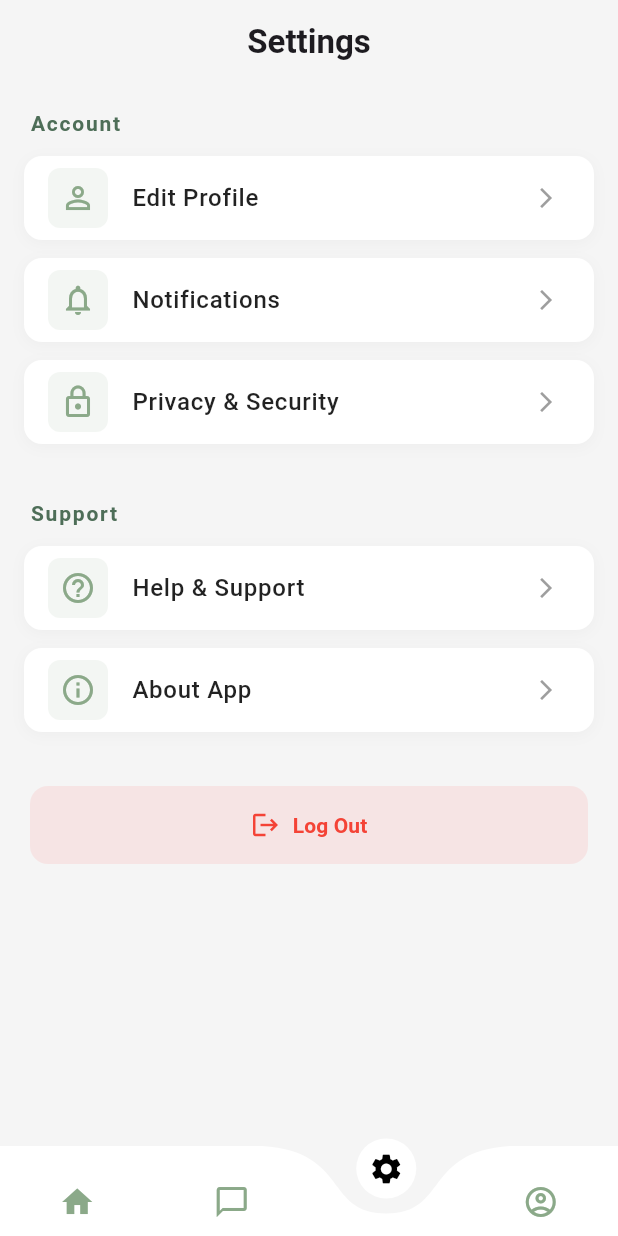
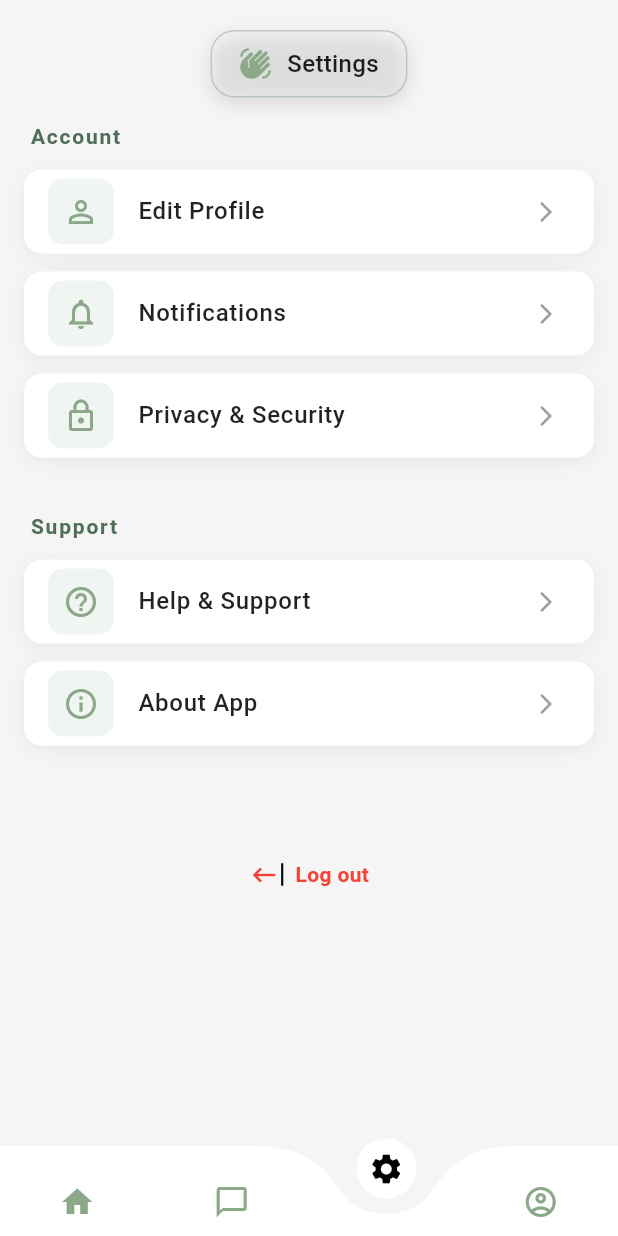
Before and after one commit to DanishR07/NeuraPath, a Flutter app: the StudentHomeScreen screen opened by its route, item 3 of the bottom bar chosen, on a phone screen of 412 x 824 dp. Run offline on Flutter 3.47's test engine with Material 3 defaults, Android fonts, the phone set to English and light mode, and no system bars; drawn by our look-alikes of curved_navigation_bar; our stand-ins replace cloud_firestore, file_picker, firebase_auth, firebase_core, flutter_markdown, get and 4 more; missing offline and left inert: mailer, read_pdf_text; accounts and stored records are empty.

Commit message:
UI chnages

```diff
--- a/lib/ui/common_screens/view_models/settings_view_model.dart
+++ b/lib/ui/common_screens/view_models/settings_view_model.dart
@@ -34,19 +34,11 @@ class SettingsViewModel extends GetxController {
     Get.to(() => AboutAppScreen());
   }
 
-  void logout() {
-    Get.defaultDialog(
-      title: "Logout",
-      middleText: "Are you sure you want to log out?",
-      textConfirm: "Yes",
-      textCancel: "No",
-      confirmTextColor: Colors.white,
-      buttonColor: Colors.redAccent,
-      onConfirm: () async {
+  Future logout() async {
     try {
       await _authRepository.logout();
-          Get.back(); // Close dialog
       Get.offAllNamed("/login_screen");
+
       Get.snackbar(
         "Success",
         "Logged out successfully",
@@ -54,7 +46,6 @@ class SettingsViewModel extends GetxController {
         colorText: Colors.white,
       );
     } catch (e) {
-          Get.back(); // Close dialog
       Get.snackbar(
         "Error",
         "Failed to logout: $e",
@@ -62,10 +53,5 @@ class SettingsViewModel extends GetxController {
         colorText: Colors.white,
       );
     }
-      },
-      onCancel: () {
-        // Dialog dismissed automatically
-      },
-    );
   }
 }
--- a/lib/ui/common_screens/views/settings_screen.dart
+++ b/lib/ui/common_screens/views/settings_screen.dart
@@ -1,5 +1,7 @@
 import 'package:flutter/material.dart';
 import 'package:get/get.dart';
+import '../../custom_widgets/build_section_header.dart';
+import '../../custom_widgets/build_setting_tile.dart';
 import '../view_models/settings_view_model.dart';
 
 class SettingsScreen extends StatelessWidget {
@@ -8,137 +10,129 @@ class SettingsScreen extends StatelessWidget {
   @override
   Widget build(BuildContext context) {
     return Scaffold(
-      backgroundColor: Theme.of(context).scaffoldBackgroundColor,
-      appBar: AppBar(
-        title: Text(
+      body: Padding(
+        padding: const EdgeInsets.only(top: 20.0),
+        child: Column(
+          children: [
+            Container(
+              padding: const EdgeInsets.symmetric(
+                horizontal: 18,
+                vertical: 10,
+              ),
+              decoration: BoxDecoration(
+                color: Colors.white.withOpacity(0.15),
+                borderRadius: BorderRadius.circular(16),
+                border: Border.all(color: Color(0xFF8BA989).withOpacity(.5)),
+                boxShadow: const [
+                  BoxShadow(
+                    color: Colors.black12,
+                    blurRadius: 10,
+                    offset: Offset(0, 4),
+                  ),
+                ],
+              ),
+              child: Row(
+                mainAxisSize: MainAxisSize.min,
+                children: [
+                  const Icon(
+                    Icons.waving_hand,
+                    color: Color(0xFF8BA989),
+                    size: 22,
+                  ),
+                  const SizedBox(width: 10),
+                  const Text(
                     "Settings",
                     style: TextStyle(
-              color: Theme.of(context).textTheme.bodyLarge?.color,
-              fontWeight: FontWeight.bold),
+                      fontSize: 16,
+                      fontWeight: FontWeight.w500,
+                      color: Colors.black87,
                     ),
-        backgroundColor: Theme.of(context).appBarTheme.backgroundColor,
-        elevation: 0,
-        centerTitle: true,
-        automaticallyImplyLeading: false,
                   ),
-      body: ListView(
+                ],
+              ),
+            ),
+            Expanded(
+              child: ListView(
                 padding: const EdgeInsets.all(16),
                 children: [
-          _buildSectionHeader("Account"),
-          _buildSettingsTile(
+                  buildSectionHeader("Account"),
+                  buildSettingsTile(
                     icon: Icons.person_outline,
                     title: "Edit Profile",
                     onTap: () => _viewModel.navigateToEditProfile(),
                   ),
-          _buildSettingsTile(
+                  buildSettingsTile(
                     icon: Icons.notifications_outlined,
                     title: "Notifications",
                     onTap: () => _viewModel.navigateToNotifications(),
                   ),
-          _buildSettingsTile(
+                  buildSettingsTile(
                     icon: Icons.lock_outline,
                     title: "Privacy & Security",
                     onTap: () => _viewModel.navigateToPrivacySecurity(),
                   ),
                   const SizedBox(height: 24),
-          _buildSectionHeader("Support"),
-          _buildSettingsTile(
+                  buildSectionHeader("Support"),
+                  buildSettingsTile(
                     icon: Icons.help_outline,
                     title: "Help & Support",
                     onTap: () => _viewModel.navigateToHelpSupport(),
                   ),
-          _buildSettingsTile(
+                  buildSettingsTile(
                     icon: Icons.info_outline,
                     title: "About App",
                     onTap: () => _viewModel.navigateToAboutApp(),
                   ),
-          const SizedBox(height: 24),
-          _buildLogoutButton(),
+                  const SizedBox(height: 64),
+                  Padding(
+                    padding: const EdgeInsets.symmetric(horizontal: 4),
+                    child: GestureDetector(
+                      onTap: () {
+                        Get.dialog(
+                          AlertDialog(
+                            title: Text('Confirm logout!'),
+                            content: Text('Are you sure you want to logout?'),
+                            actions: [
+                              TextButton(
+                                onPressed: () {
+                                  Get.back();
+                                },
+                                child: Text('No'),
+                              ),
+                              TextButton(
+                                onPressed: () async {
+                                  await _viewModel.logout();
+                                },
+                                child: Text(
+                                  'Yes',
+                                  style: TextStyle(color: Colors.red),
+                                ),
+                              ),
                             ],
                           ),
                         );
-  }
-
-  Widget _buildSectionHeader(String title) {
-    return Padding(
-      padding: const EdgeInsets.only(bottom: 12, left: 4),
-      child: Text(
-        title,
-        style: const TextStyle(
-          fontSize: 14,
-          fontWeight: FontWeight.bold,
-          color: Color(0xFF4E6E58),
-          letterSpacing: 1.2,
+                      },
+                      child: Row(
+                        mainAxisAlignment: MainAxisAlignment.center,
+                        children: [
+                          Icon(Icons.keyboard_backspace, size: 20,color: Colors.red,),
+                          SizedBox(width: 1.5),
+                          Container(
+                            width: 1.4,
+                            height: 15,
+                            color: Colors.black,
                           ),
-      ),
-    );
-  }
-
-  Widget _buildSettingsTile({
-    required IconData icon,
-    required String title,
-    required VoidCallback onTap,
-  }) {
-    return Container(
-      margin: const EdgeInsets.only(bottom: 12),
-      decoration: BoxDecoration(
-        color: Get.isDarkMode ? Colors.grey[800] : Colors.white,
-        borderRadius: BorderRadius.circular(12),
-        boxShadow: [
-          BoxShadow(
-            color: Colors.black.withOpacity(0.03),
-            blurRadius: 8,
-            offset: const Offset(0, 2),
+                          SizedBox(width: 8),
+                          Text(
+                            "Log out",
+                            style: TextStyle(fontWeight: FontWeight.bold,color: Colors.red),
                           ),
                         ],
                       ),
-      child: ListTile(
-        leading: Container(
-          padding: const EdgeInsets.all(8),
-          decoration: BoxDecoration(
-            color: const Color(0xFF8BA989).withOpacity(0.1),
-            borderRadius: BorderRadius.circular(8),
-          ),
-          child: Icon(icon, color: const Color(0xFF8BA989)),
-        ),
-        title: Text(
-          title,
-          style: TextStyle(
-            fontWeight: FontWeight.w500,
-            color: Get.isDarkMode ? Colors.white : Colors.black87,
                     ),
                   ),
-        trailing: const Icon(Icons.arrow_forward_ios, size: 16, color: Colors.grey),
-        onTap: onTap,
-        shape: RoundedRectangleBorder(borderRadius: BorderRadius.circular(12)),
+                ],
               ),
-    );
-  }
-
-
-
-  Widget _buildLogoutButton() {
-    return Padding(
-      padding: const EdgeInsets.symmetric(horizontal: 4),
-      child: ElevatedButton(
-        onPressed: () => _viewModel.logout(),
-        style: ElevatedButton.styleFrom(
-          backgroundColor: Colors.redAccent.withOpacity(0.1),
-          foregroundColor: Colors.red,
-          elevation: 0,
-          padding: const EdgeInsets.symmetric(vertical: 16),
-          shape: RoundedRectangleBorder(
-            borderRadius: BorderRadius.circular(12),
-          ),
-        ),
-        child: const Row(
-          mainAxisAlignment: MainAxisAlignment.center,
-          children: [
-            Icon(Icons.logout, size: 20),
-            SizedBox(width: 8),
-            Text(
-              "Log Out",
-              style: TextStyle(fontWeight: FontWeight.bold),
             ),
           ],
         ),
--- /dev/null
+++ b/lib/ui/custom_widgets/build_section_header.dart
@@ -0,0 +1,16 @@
+import 'package:flutter/material.dart';
+
+Widget buildSectionHeader(String title) {
+  return Padding(
+    padding: const EdgeInsets.only(bottom: 12, left: 4),
+    child: Text(
+      title,
+      style: const TextStyle(
+        fontSize: 14,
+        fontWeight: FontWeight.bold,
+        color: Color(0xFF4E6E58),
+        letterSpacing: 1.2,
+      ),
+    ),
+  );
+}
--- /dev/null
+++ b/lib/ui/custom_widgets/build_setting_tile.dart
@@ -0,0 +1,51 @@
+import 'package:flutter/material.dart';
+
+Widget buildSettingsTile({
+  required IconData icon,
+  required String title,
+  required VoidCallback onTap,
+}) {
+  return Container(
+    margin: const EdgeInsets.only(bottom: 12),
+    decoration: BoxDecoration(
+      color: Colors.white,
+      borderRadius: BorderRadius.circular(12),
+      boxShadow: [
+        BoxShadow(
+          color: Colors.black.withOpacity(0.05),
+          blurRadius: 10,
+          offset: const Offset(0, 3),
+        ),
+      ],
+    ),
+    child: ListTile(
+      leading: Container(
+        padding: const EdgeInsets.all(10),
+        decoration: BoxDecoration(
+          color: const Color(0xFF8BA989).withOpacity(0.12),
+          borderRadius: BorderRadius.circular(10),
+        ),
+        child: Icon(
+          icon,
+          color: const Color(0xFF8BA989),
+        ),
+      ),
+      title: Text(
+        title,
+        style: const TextStyle(
+          fontWeight: FontWeight.w500,
+          color: Colors.black87,
+        ),
+      ),
+      trailing: const Icon(
+        Icons.arrow_forward_ios,
+        size: 16,
+        color: Colors.grey,
+      ),
+      onTap: onTap,
+      shape: RoundedRectangleBorder(
+        borderRadius: BorderRadius.circular(12),
+      ),
+    ),
+  );
+}
--- /dev/null
+++ b/lib/ui/custom_widgets/feature_card.dart
@@ -0,0 +1,50 @@
+import 'package:flutter/material.dart';
+
+Widget buildFeatureCard(BuildContext context,
+    {required String title,
+      required IconData icon,
+      required Color color,
+      required VoidCallback onTap}) {
+  return GestureDetector(
+    onTap: onTap,
+    child: Container(
+      padding: const EdgeInsets.all(16),
+      decoration: BoxDecoration(
+        color: Colors.white,
+        borderRadius: BorderRadius.circular(20),
+        boxShadow: [
+          BoxShadow(
+            color: Colors.black.withOpacity(0.05),
+            blurRadius: 10,
+            offset: const Offset(0, 4),
+          ),
+        ],
+      ),
+      child: Column(
+        mainAxisAlignment: MainAxisAlignment.center,
+        children: [
+          Container(
+            padding: const EdgeInsets.all(12),
+            decoration: BoxDecoration(
+              color: color.withOpacity(0.1),
+              shape: BoxShape.circle,
+            ),
+            child: Icon(icon, color: color, size: 32),
+          ),
+          const SizedBox(height: 12),
+          Text(
+            title,
+            textAlign: TextAlign.center,
+            style: const TextStyle(
+              fontSize: 14,
+              fontWeight: FontWeight.bold,
+              color: Colors.black87,
+            ),
+            maxLines: 2,
+            overflow: TextOverflow.ellipsis,
+          ),
+        ],
+      ),
+    ),
+  );
+}
--- a/lib/ui/job_seeker/views/job_seeker_home_screen.dart
+++ b/lib/ui/job_seeker/views/job_seeker_home_screen.dart
@@ -7,6 +7,7 @@ import 'package:fyp/ui/resume_enhancer/views/resume_upload_screen.dart';
 import 'package:get/get.dart';
 import 'package:get_storage/get_storage.dart';
 import '../../../data/repositories/auth_repository.dart';
+import '../../custom_widgets/feature_card.dart';
 
 class JobSeekerHomeScreen extends StatefulWidget {
   const JobSeekerHomeScreen({super.key});
@@ -166,15 +167,14 @@ class _JobSeekerHomeScreenState extends State<JobSeekerHomeScreen> {
               mainAxisSpacing: 16,
               childAspectRatio: 1.1,
               children: [
-                _buildFeatureCard(
+                buildFeatureCard(
                   context,
                   title: "Smart Resume Enhancer",
                   icon: Icons.description,
-                  color: Colors.blueAccent,
+                  color: Color(0xFF8BA989),
                   onTap: () => Get.to(() => ResumeUploadScreen()),
                 ),
-                // Placeholder for future modules to demonstrate grid
-                _buildFeatureCard(
+                buildFeatureCard(
                   context,
                   title: "AI Job Matcher",
                   icon: Icons.work_outline,
@@ -182,55 +182,6 @@ class _JobSeekerHomeScreenState extends State<JobSeekerHomeScreen> {
                   onTap: () {}, // Future implementation
                 ),
               ],
-            ),
-          ],
-        ),
-      ),
-    );
-  }
-
-  Widget _buildFeatureCard(BuildContext context,
-      {required String title,
-      required IconData icon,
-      required Color color,
-      required VoidCallback onTap}) {
-    return GestureDetector(
-      onTap: onTap,
-      child: Container(
-        padding: const EdgeInsets.all(16),
-        decoration: BoxDecoration(
-          color: Colors.white,
-          borderRadius: BorderRadius.circular(20),
-          boxShadow: [
-            BoxShadow(
-              color: Colors.black.withOpacity(0.05),
-              blurRadius: 10,
-              offset: const Offset(0, 4),
-            ),
-          ],
-        ),
-        child: Column(
-          mainAxisAlignment: MainAxisAlignment.center,
-          children: [
-            Container(
-              padding: const EdgeInsets.all(12),
-              decoration: BoxDecoration(
-                color: color.withOpacity(0.1),
-                shape: BoxShape.circle,
-              ),
-              child: Icon(icon, color: color, size: 32),
-            ),
-            const SizedBox(height: 12),
-            Text(
-              title,
-              textAlign: TextAlign.center,
-              style: const TextStyle(
-                fontSize: 14,
-                fontWeight: FontWeight.bold,
-                color: Colors.black87,
-              ),
-              maxLines: 2,
-              overflow: TextOverflow.ellipsis,
             ),
           ],
         ),
--- a/lib/ui/professional/views/professional_home_screen.dart
+++ b/lib/ui/professional/views/professional_home_screen.dart
@@ -5,6 +5,7 @@ import 'package:fyp/ui/job_seeker/view_models/job_seeker_home_vm.dart';
 import 'package:get/get.dart';
 import 'package:get_storage/get_storage.dart';
 import '../../../data/repositories/auth_repository.dart';
+import '../../common_screens/views/settings_screen.dart';
 
 class ProfessionalHomeScreen extends StatefulWidget {
   const ProfessionalHomeScreen({super.key});
@@ -48,7 +49,7 @@ class _ProfessionalHomeScreenState extends State<ProfessionalHomeScreen> {
     final pages = [
       homeSection(displayName),
       AIChatScreen(),
-      const Center(child: Text("Settings")),
+      SettingsScreen(),
       const Center(child: Text("Profile")),
     ];
 
--- a/lib/ui/resume_enhancer/views/resume_upload_screen.dart
+++ b/lib/ui/resume_enhancer/views/resume_upload_screen.dart
@@ -26,7 +26,7 @@ class ResumeUploadScreen extends StatelessWidget {
               'Optimize Your Resume with AI',
               style: Theme.of(context).textTheme.headlineSmall?.copyWith(
                     fontWeight: FontWeight.bold,
-                    color: Colors.blueAccent,
+                    color: Color(0xFF8BA989),
                   ),
               textAlign: TextAlign.center,
             ),
@@ -43,15 +43,15 @@ class ResumeUploadScreen extends StatelessWidget {
             Container(
               height: 200,
               decoration: BoxDecoration(
-                color: Colors.blue[50],
+                color: Color(0xFF8BA989).withOpacity(.3),
                 borderRadius: BorderRadius.circular(20),
-                border: Border.all(color: Colors.blue.withOpacity(0.3)),
+                border: Border.all(color: Color(0xFF8BA989).withOpacity(0.6)),
               ),
               child: Center(
                 child: Icon(
                   Icons.upload_file,
                   size: 80,
-                  color: Colors.blueAccent,
+                  color: Color(0xFF8BA989),
                 ),
               ),
             ),
@@ -61,7 +61,7 @@ class ResumeUploadScreen extends StatelessWidget {
                 return const Center(
                   child: Column(
                     children: [
-                      CircularProgressIndicator(),
+                      CircularProgressIndicator(color: Color(0xFF8BA989),),
                       SizedBox(height: 16),
                       Text("Analyzing your resume..."),
                     ],
@@ -70,21 +70,14 @@ class ResumeUploadScreen extends StatelessWidget {
               }
 
               if (viewModel.analysisResult.value.isNotEmpty) {
-                 // Navigate to results or show button to view results
-                 // For now, let's just show a "View Results" button that pushes the next screen
-                 // But ideally, the ViewModel or a listener should handle this navigation.
-                 // Let's auto-navigate or show a success state here.
                  WidgetsBinding.instance.addPostFrameCallback((_) {
                    Get.to(() => ResumeAnalysisScreen());
-                   // Clear the result trigger so we don't loop,
-                   // but we need to keep the data.
-                   // Actually, better to just show the button here.
                  });
                  return ElevatedButton(
                    onPressed: () => Get.to(() => ResumeAnalysisScreen()),
                    style: ElevatedButton.styleFrom(
                      padding: const EdgeInsets.symmetric(vertical: 16),
-                     backgroundColor: Colors.green,
+                     backgroundColor: Color(0xFF8BA989),
                      shape: RoundedRectangleBorder(
                        borderRadius: BorderRadius.circular(12),
                      ),
@@ -102,7 +95,7 @@ class ResumeUploadScreen extends StatelessWidget {
                 label: const Text('Upload Resume (PDF)'),
                 style: ElevatedButton.styleFrom(
                   padding: const EdgeInsets.symmetric(vertical: 16),
-                  backgroundColor: Colors.blueAccent,
+                  backgroundColor: Color(0xFF8BA989),
                   foregroundColor: Colors.white,
                   shape: RoundedRectangleBorder(
                     borderRadius: BorderRadius.circular(12),
--- a/lib/ui/student/views/student_home_screen.dart
+++ b/lib/ui/student/views/student_home_screen.dart
@@ -6,6 +6,7 @@ import 'package:fyp/ui/resume_enhancer/views/resume_upload_screen.dart';
 import 'package:get/get.dart';
 import 'package:get_storage/get_storage.dart';
 import '../../../data/repositories/auth_repository.dart';
+import '../../custom_widgets/feature_card.dart';
 import '../view_models/student_home_vm.dart';
 
 class StudentHomeScreen extends StatefulWidget {
@@ -166,15 +167,14 @@ class _StudentHomeScreenState extends State<StudentHomeScreen> {
               mainAxisSpacing: 16,
               childAspectRatio: 1.1,
               children: [
-                _buildFeatureCard(
+                buildFeatureCard(
                   context,
                   title: "Smart Resume Enhancer",
                   icon: Icons.description,
-                  color: Colors.blueAccent,
+                  color: const Color(0xFF8BA989),
                   onTap: () => Get.to(() => ResumeUploadScreen()),
                 ),
-                // Placeholder for future modules to demonstrate grid
-                _buildFeatureCard(
+                buildFeatureCard(
                   context,
                   title: "AI Job Matcher",
                   icon: Icons.work_outline,
@@ -182,55 +182,6 @@ class _StudentHomeScreenState extends State<StudentHomeScreen> {
                   onTap: () {}, // Future implementation
                 ),
               ],
-            ),
-          ],
-        ),
-      ),
-    );
-  }
-
-  Widget _buildFeatureCard(BuildContext context,
-      {required String title,
-      required IconData icon,
-      required Color color,
-      required VoidCallback onTap}) {
-    return GestureDetector(
-      onTap: onTap,
-      child: Container(
-        padding: const EdgeInsets.all(16),
-        decoration: BoxDecoration(
-          color: Colors.white,
-          borderRadius: BorderRadius.circular(20),
-          boxShadow: [
-            BoxShadow(
-              color: Colors.black.withOpacity(0.05),
-              blurRadius: 10,
-              offset: const Offset(0, 4),
-            ),
-          ],
-        ),
-        child: Column(
-          mainAxisAlignment: MainAxisAlignment.center,
-          children: [
-            Container(
-              padding: const EdgeInsets.all(12),
-              decoration: BoxDecoration(
-                color: color.withOpacity(0.1),
-                shape: BoxShape.circle,
-              ),
-              child: Icon(icon, color: color, size: 32),
-            ),
-            const SizedBox(height: 12),
-            Text(
-              title,
-              textAlign: TextAlign.center,
-              style: const TextStyle(
-                fontSize: 14,
-                fontWeight: FontWeight.bold,
-                color: Colors.black87,
-              ),
-              maxLines: 2,
-              overflow: TextOverflow.ellipsis,
             ),
           ],
         ),
```
Lines whose indentation alone changed are shown as unchanged.
